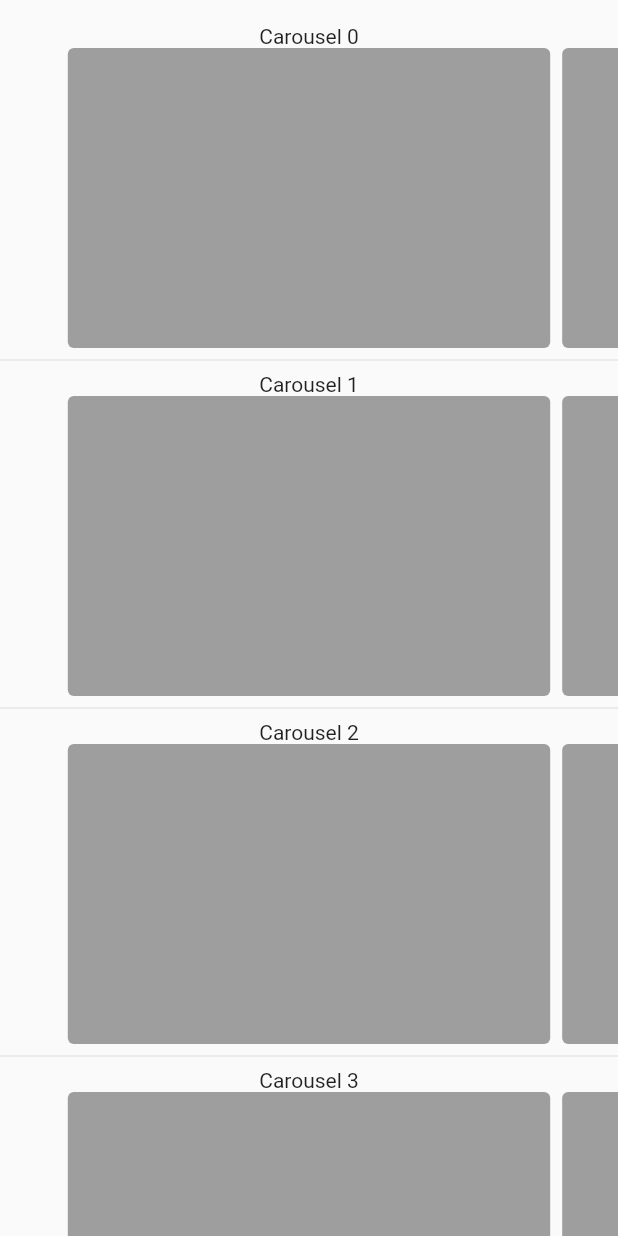
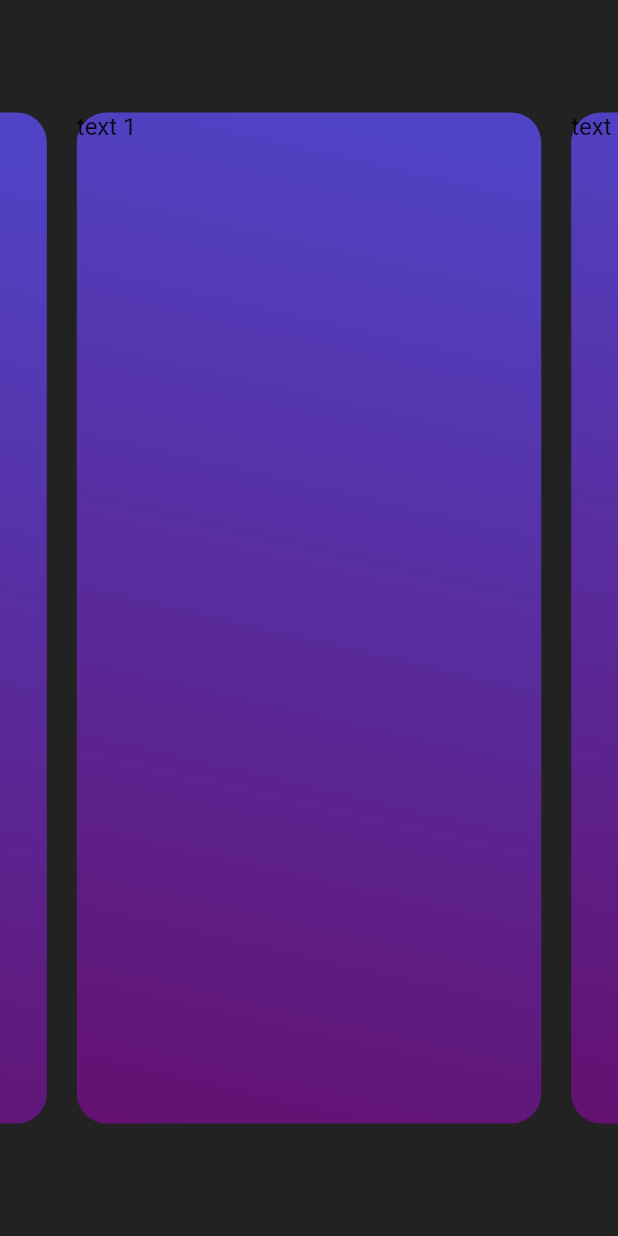
Before and after one commit to jmamaril25/star_stories, a Flutter app: the screen it shows after launch, on a phone screen of 412 x 824 dp. Run offline on Flutter 3.47's test engine with Material 2 defaults, Android fonts, the phone set to English and light mode, and no system bars; drawn by our look-alikes of carousel_slider.

Commit message:
Carousel
Added main carousel. Worked on sizing and background gradients.

```diff
--- a/lib/main.dart
+++ b/lib/main.dart
@@ -1,56 +1,54 @@
+import 'package:carousel_slider/carousel_slider.dart';
 import 'package:flutter/material.dart';
+import 'package:flutter/services.dart';
 
 void main() => runApp(MaterialApp(home: MyApp()));
 
 class MyApp extends StatelessWidget{
   @override
   Widget build(BuildContext context) {
-    return Scaffold(
-      //Remove App Bar for fullscreen look
-//      appBar: AppBar(
-//        title: Text('Star Stories')
-//      ),
-      body: ListView.builder(
-        padding: EdgeInsets.symmetric(vertical:16.0),
-        itemBuilder: (BuildContext context, int index) {
-          if (index % 2 == 0) {
-            return _buildCarousel(context, index ~/ 2);
-          }
-          else {
-            return Divider();
-          }
-        }
-      ),
-    );
-  }
-
-  Widget _buildCarousel(BuildContext context, int carouselIndex) {
-    return Column(
-      mainAxisSize: MainAxisSize.min,
-      children: <Widget>[
-        Text('Carousel $carouselIndex'),
-        SizedBox(
-          height: 200.0,
-          child: PageView.builder(
-            controller: PageController(viewportFraction: 0.8),
-            itemBuilder: (BuildContext context, int itemIndex) {
-              return _buildCarouselItem(context, carouselIndex, itemIndex);
-            }
-          ),
-        )
-      ],
-    );
-  }
-
-  Widget _buildCarouselItem(BuildContext context, int carouselIndex, int itemIndex) {
-    return Padding(
-      padding: EdgeInsets.symmetric(horizontal: 4.0),
-      child: Container(
-        decoration: BoxDecoration(
-          color: Colors.grey,
-          borderRadius: BorderRadius.all(Radius.circular(4.0)),
-        ),
-      ),
+    SystemChrome.setEnabledSystemUIOverlays([]);
+    return MaterialApp(
+      home: HomePage(),
     );
   }
 }
+
+class HomePage extends StatelessWidget{
+  @override
+  Widget build(BuildContext context) {
+    return Scaffold (
+      body: ImageCarousel(),
+      backgroundColor: Colors.black87,
+    );
+  }
+}
+
+class ImageCarousel extends StatelessWidget{
+  @override
+  Widget build(BuildContext context) {
+    return CarouselSlider(
+        height: MediaQuery.of(context).size.height,
+        items: [1,2,3,4,5].map((i) {
+        return Builder(
+          builder: (BuildContext context) {
+            return Container(
+                width: MediaQuery.of(context).size.width,
+                margin: EdgeInsets.symmetric(vertical: 75.0, horizontal: 10.0),
+                decoration: BoxDecoration(
+                    color: Colors.deepPurple,
+                    gradient: new LinearGradient(
+                      colors: [Color(0xFF631170), Color(0xFF5043C5)],
+                        begin: Alignment.bottomLeft,
+                        end: new Alignment(0, -1)
+                    ),
+                    borderRadius: new BorderRadius.all(new Radius.circular(20.0))
+                ),
+                child: Text('text $i', style: TextStyle(fontSize: 16.0),)
+            );
+          },
+        );
+      }).toList(),
+    );
+  }
+}
```
